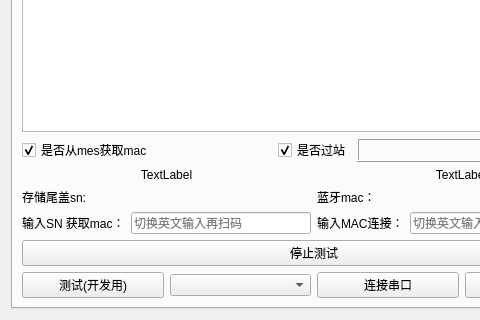
First picture: the form in work_station/screen/screentest.ui, repository yuhuang163/test, before the edit; both pictures show x 0 to 480 and y 107 to 427 of the 628 by 427 pixel window.
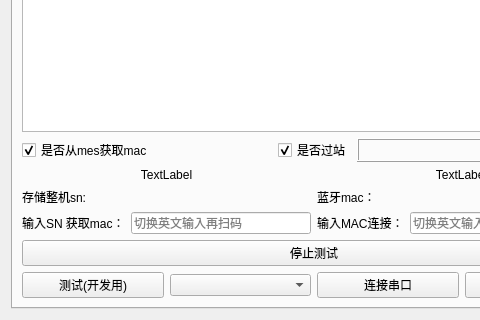
Second picture: the form after the edit.

Commit message: 统一命名尾盖sn为整机sn，新增对新的fct协议的信号适配

```diff
--- a/work_station/screen/screentest.ui
+++ b/work_station/screen/screentest.ui
@@ -123,7 +123,7 @@
          <item>
           <widget class="QLabel" name="tail_sn">
            <property name="text">
-            <string>存储尾盖sn:</string>
+            <string>存储整机sn:</string>
            </property>
           </widget>
          </item>
```
Left out of the diff: 2 changed lines with no effect on the pictures. The commit also changes 34 other files.
